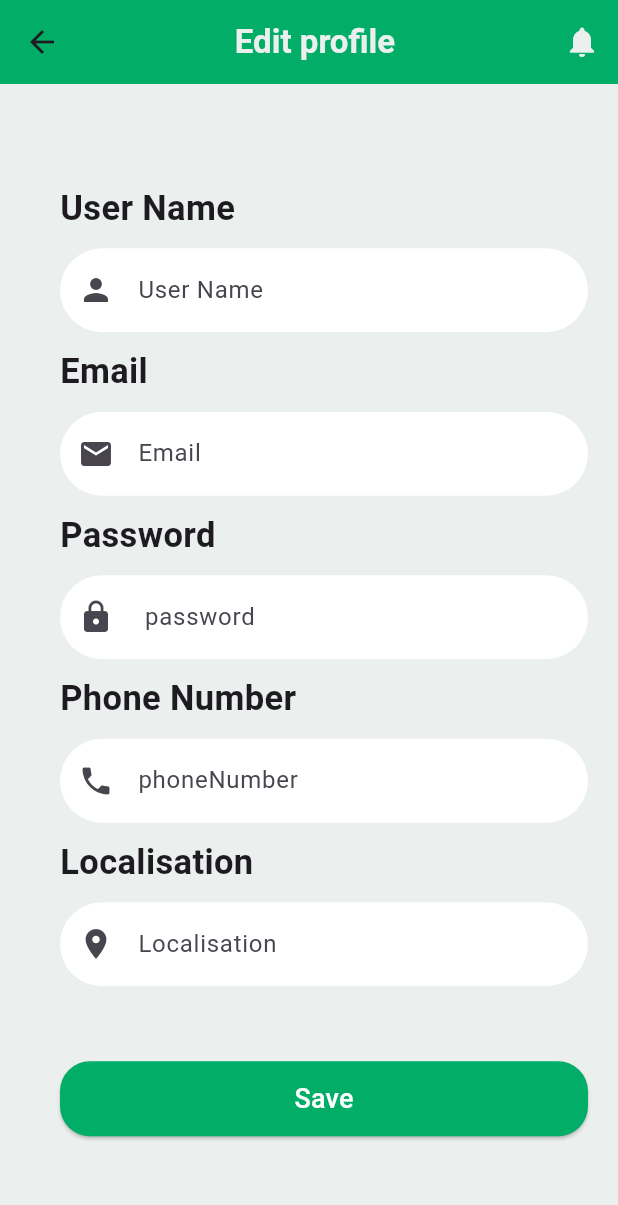
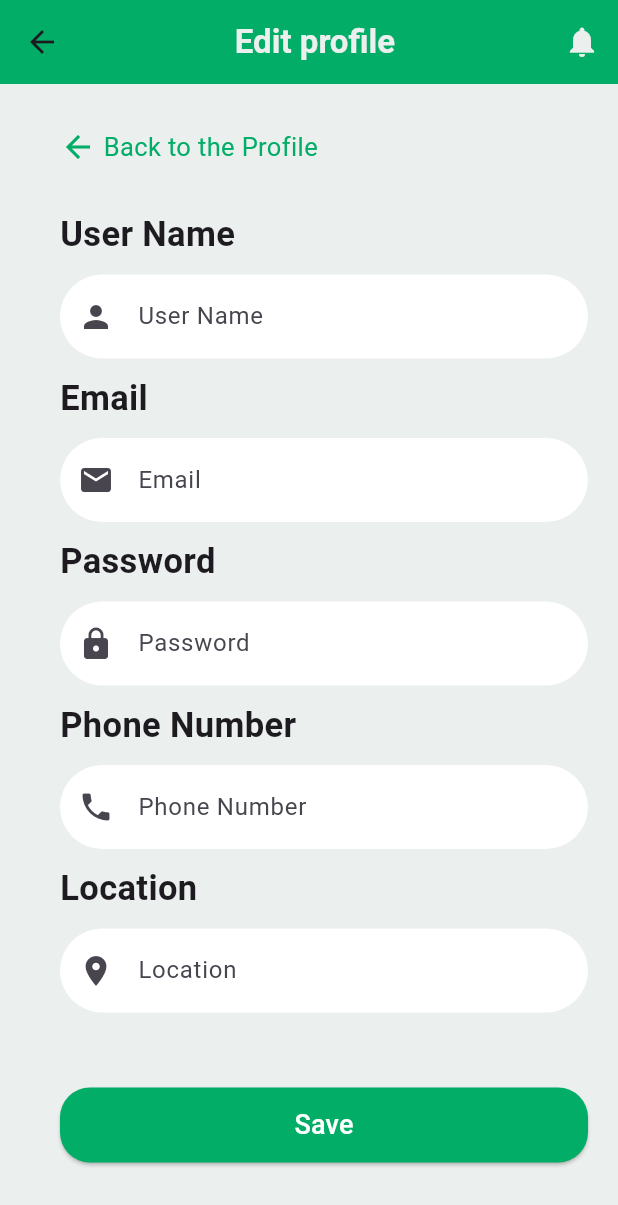
Before and after one commit to Saif-Daghsni/ServiceSpot_APP, a Flutter app: the EditeprofilePage screen opened by its route, on a phone screen of 412 x 824 dp. Shown: the top 1205 px of the screen. Run offline on Flutter 3.47's test engine with Material 3 defaults, Android fonts, the phone set to English and light mode, and no system bars; our stand-ins replace cloud_firestore, firebase_auth, firebase_core, google_nav_bar, google_sign_in; accounts and stored records are empty; network calls fail.

Commit message:
display info to profile page

```diff
--- a/lib/main.dart
+++ b/lib/main.dart
@@ -13,6 +13,9 @@ el button mta3 el Google te5dem bel s7i7
 
 step4:
 add the informations of the user to fire store
+
+step5:
+yekteb fi les information mta£a fi el profile page
 */
 
 
@@ -28,6 +31,7 @@ import 'package:servicespot/pages/editeProfileWorker_page.dart';
 import 'package:servicespot/pages/editeProfile_page.dart';
 import 'package:servicespot/pages/home_page.dart';
 import 'package:servicespot/pages/login_page.dart';
+import 'package:servicespot/pages/profile_page.dart';
 import 'package:servicespot/pages/settings_page.dart';
 import 'package:servicespot/pages/signup_page.dart';
 
@@ -61,6 +65,7 @@ class MyApp extends StatelessWidget {
         '/settingsPage': (context) => SettingsPage(),
         '/editeProfileWorker': (context) => EditeprofileworkerPage(),
         '/forgetPasswordPage': (context) => ForgetpasswordPage(),
+        '/profilePage': (context) => ProfilePage(),
 
       },
     );
--- a/lib/pages/editeProfile_page.dart
+++ b/lib/pages/editeProfile_page.dart
@@ -1,4 +1,6 @@
 import 'package:flutter/material.dart';
+import 'package:firebase_auth/firebase_auth.dart';
+import 'package:cloud_firestore/cloud_firestore.dart';
 
 class EditeprofilePage extends StatefulWidget {
   const EditeprofilePage({super.key});
@@ -8,6 +10,54 @@ class EditeprofilePage extends StatefulWidget {
 }
 
 class _EditeprofilePageState extends State<EditeprofilePage> {
+  TextEditingController userNameController = TextEditingController();
+  TextEditingController emailController = TextEditingController();
+  TextEditingController passwordController = TextEditingController();
+  TextEditingController phoneNumberController = TextEditingController();
+  TextEditingController locationController = TextEditingController();
+
+  @override
+  void initState() {
+    super.initState();
+    _fetchUserData();
+  }
+
+  // Fetch the current user's data from Firestore
+  Future<void> _fetchUserData() async {
+    User? user = FirebaseAuth.instance.currentUser;
+    if (user != null) {
+      DocumentSnapshot userData =
+          await FirebaseFirestore.instance
+              .collection('users')
+              .doc(user.uid)
+              .get();
+
+      // Set the data in the text controllers
+      userNameController.text = userData['username'] ?? '';
+      emailController.text = userData['email'] ?? '';
+      phoneNumberController.text = userData['phone'] ?? '';
+      locationController.text = userData['location'] ?? '';
+      passwordController.text = userData['password'] ?? '';
+    }
+  }
+
+  // Update the user data in Firestore
+  Future<void> _updateUserData() async {
+    User? user = FirebaseAuth.instance.currentUser;
+    if (user != null) {
+      await FirebaseFirestore.instance
+          .collection('users')
+          .doc(user.uid)
+          .update({
+            'username': userNameController.text,
+            'email': emailController.text,
+            'phone': phoneNumberController.text,
+            'location': locationController.text,
+          });
+      print("User data updated successfully!");
+    }
+  }
+
   @override
   Widget build(BuildContext context) {
     return Scaffold(
@@ -40,11 +90,35 @@ class _EditeprofilePageState extends State<EditeprofilePage> {
       body: Padding(
         padding: EdgeInsets.only(left: 40, right: 20, top: 30, bottom: 30),
 
+        child: SingleChildScrollView(
           child: Column(
-          mainAxisAlignment: MainAxisAlignment.center, // Center text vertically
+            mainAxisAlignment:
+                MainAxisAlignment.center, // Center text vertically
             crossAxisAlignment:
                 CrossAxisAlignment.center, // Center text horizontally
             children: [
+              GestureDetector(
+                onTap: () {
+                  Navigator.pushNamed(context, '/auth');
+                },
+                child: Row(
+                  children: [
+                    Icon(
+                      Icons.arrow_back,
+                      color: Color.fromRGBO(2, 173, 103, 1.0),
+                    ),
+                    SizedBox(width: 5),
+                    Text(
+                      "Back to the Profile",
+                      style: TextStyle(
+                        fontSize: 17,
+                        color: Color.fromRGBO(2, 173, 103, 1.0),
+                      ),
+                    ),
+                  ],
+                ),
+              ),
+              SizedBox(height: 30),
               Align(
                 alignment: Alignment.centerLeft,
                 child: Text(
@@ -54,13 +128,7 @@ class _EditeprofilePageState extends State<EditeprofilePage> {
               ),
 
               SizedBox(height: 10),
-
-            // User Name Input Field
-            _buildTextField(
-              //controller: userName,
-              icon: Icons.person,
-              hintText: "User Name",
-            ),
+              _buildTextField(userNameController, Icons.person, "User Name"),
 
               SizedBox(height: 10),
 
@@ -73,12 +141,7 @@ class _EditeprofilePageState extends State<EditeprofilePage> {
               ),
 
               SizedBox(height: 10),
-            // User Name Input Field
-            _buildTextField(
-              //controller: userName,
-              icon: Icons.mail,
-              hintText: "Email",
-            ),
+              _buildTextField(emailController, Icons.mail, "Email"),
               SizedBox(height: 10),
 
               Align(
@@ -90,11 +153,11 @@ class _EditeprofilePageState extends State<EditeprofilePage> {
               ),
 
               SizedBox(height: 10),
-            // Password Input Field
               _buildTextField(
-              //controller: userName,
-              icon: Icons.lock,
-              hintText: " password",
+                passwordController,
+                Icons.lock,
+                "Password",
+                obscureText: true,
               ),
               SizedBox(height: 10),
 
@@ -107,29 +170,28 @@ class _EditeprofilePageState extends State<EditeprofilePage> {
               ),
 
               SizedBox(height: 10),
-            // Phone Number Input Field
               _buildTextField(
-              //controller: phoneNumber,
-              icon: Icons.phone,
-              hintText: "phoneNumber",
+                phoneNumberController,
+                Icons.phone,
+                "Phone Number",
               ),
               SizedBox(height: 10),
 
               Align(
                 alignment: Alignment.centerLeft,
                 child: Text(
-                "Localisation",
+                  "Location",
                   style: TextStyle(fontSize: 23, fontWeight: FontWeight.bold),
                 ),
               ),
 
               SizedBox(height: 10),
-            // Phone Number Input Field
               _buildTextField(
-              //controller: phoneNumber,
-              icon: Icons.location_on,
-              hintText: "Localisation",
+                locationController,
+                Icons.location_on,
+                "Location",
               ),
+
               SizedBox(height: 50),
 
               SizedBox(
@@ -137,7 +199,8 @@ class _EditeprofilePageState extends State<EditeprofilePage> {
                 height: 50,
                 child: ElevatedButton(
                   onPressed: () {
-                  Navigator.pushNamed(context, '/editeProfileWorker');
+                    _updateUserData();
+                    Navigator.pushNamed(context, '/profilePage');
                   },
                   style: ElevatedButton.styleFrom(
                     backgroundColor: Color.fromRGBO(2, 173, 103, 1.0),
@@ -154,18 +217,19 @@ class _EditeprofilePageState extends State<EditeprofilePage> {
             ],
           ),
         ),
+      ),
     );
   }
 }
 
-Widget _buildTextField({
-  //required TextEditingController controller,
-  required IconData icon,
-  required String hintText,
+Widget _buildTextField(
+  TextEditingController controller,
+  IconData icon,
+  String hintText, {
   bool obscureText = false,
 }) {
   return TextField(
-    //controller: controller,
+    controller: controller,
     obscureText: obscureText,
     decoration: InputDecoration(
       prefixIcon: Icon(icon),
--- a/lib/pages/login_page.dart
+++ b/lib/pages/login_page.dart
@@ -1,3 +1,5 @@
+// ignore_for_file: avoid_print, use_build_context_synchronously
+
 import 'package:firebase_auth/firebase_auth.dart';
 import 'package:flutter/material.dart';
 import 'package:google_sign_in/google_sign_in.dart';
```
Also changed, not shown: lib/pages/profile_page.dart (+62 -69 lines). Lines whose indentation alone changed are shown as unchanged.
